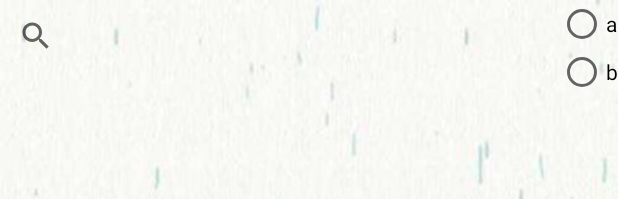
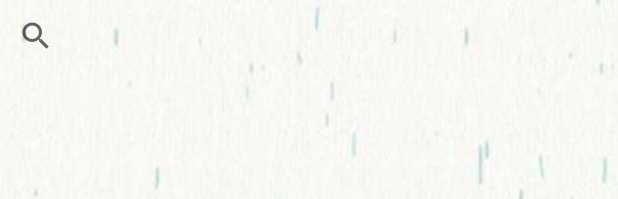
Before and after one commit to cooljacket/FamilyContactsList, an Android app: the layout contact_list.xml on its own in the app's theme, with its tools: preview values and no code run, on a phone screen of 412 x 824 dp. Shown: the top 199 px of the screen. Run offline under Robolectric (Android 15) with nearby library versions, the phone set to English and light mode, and no system bars.

Commit message:
修改了几个bug

```diff
--- a/app/src/main/res/layout/contact_list.xml
+++ b/app/src/main/res/layout/contact_list.xml
@@ -49,7 +49,7 @@
 
     </LinearLayout>
 
-    <RadioGroup
+    <!--<RadioGroup
         android:layout_width="wrap_content"
         android:layout_height="wrap_content"
         android:layout_alignParentRight="true"
@@ -68,7 +68,7 @@
 
     </RadioGroup>
 
-
+-->
 
 
 
```
